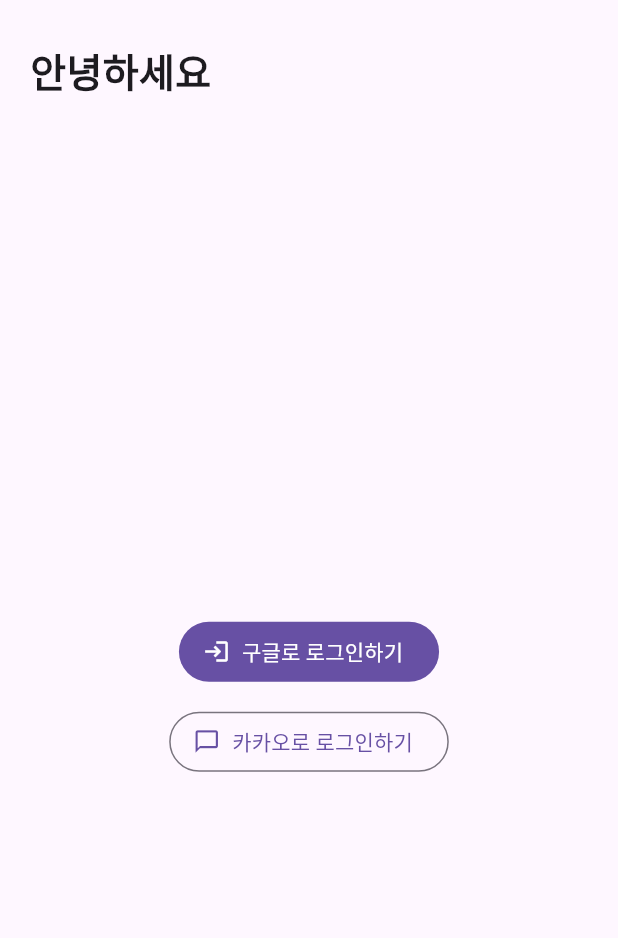
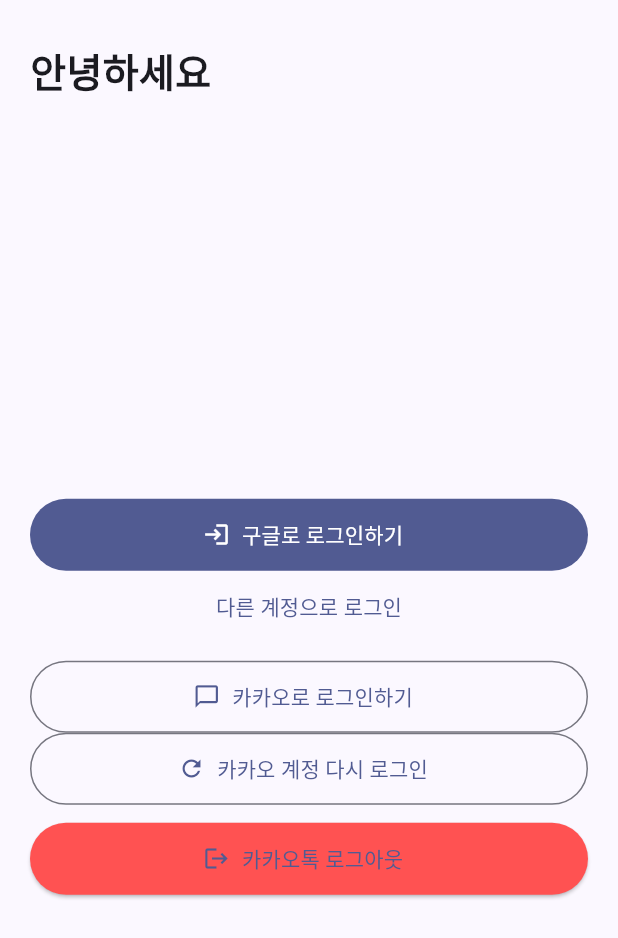
Before and after one commit to HLuKing/studytimer, a Flutter app: the LoginScreen screen opened directly, on a phone screen of 412 x 824 dp. Shown: the top 938 px of the screen. Run offline on Flutter 3.47's test engine with Material 3 defaults, Android fonts, the phone set to English and light mode, and no system bars; our stand-ins replace firebase_auth, firebase_core, google_sign_in; accounts and stored records are empty.

Commit message:
로그인 테스트 완료

```diff
--- a/lib/main.dart
+++ b/lib/main.dart
@@ -1,26 +1,30 @@
 import 'package:flutter/material.dart';
 import 'package:firebase_core/firebase_core.dart';
 import 'firebase_options.dart';
+import 'routes/app_router.dart';
 
 void main() async {
   WidgetsFlutterBinding.ensureInitialized();
   await Firebase.initializeApp(
     options: DefaultFirebaseOptions.currentPlatform,
   );
-  runApp(const MyApp());
+  runApp(const StardylogApp());
 }
 
-class MyApp extends StatelessWidget {
-  const MyApp({super.key});
+class StardylogApp extends StatelessWidget {
+  const StardylogApp({super.key});
 
   @override
   Widget build(BuildContext context) {
     return MaterialApp(
       title: 'stardylog',
-      theme: ThemeData(primarySwatch: Colors.blue),
-      home: const Scaffold(
-        body: Center(child: Text('Firebase 연결 성공!')),
+      debugShowCheckedModeBanner: false,
+      theme: ThemeData(
+        useMaterial3: true,
+        colorSchemeSeed: Colors.indigo,
       ),
+      onGenerateRoute: AppRouter.onGenerateRoute,
+      initialRoute: Routes.welcome,
     );
   }
 }
--- a/lib/screens/login_screen.dart
+++ b/lib/screens/login_screen.dart
@@ -4,18 +4,30 @@
 
 class LoginScreen extends StatefulWidget {
   const LoginScreen({super.key});
-  @override State<LoginScreen> createState() => _LoginScreenState();
+  @override
+  State<LoginScreen> createState() => _LoginScreenState();
 }
 
 class _LoginScreenState extends State<LoginScreen> {
   final _auth = AuthService();
-  bool _loading = false; String? _error;
+  bool _loading = false;
+  String? _error;
 
-  Future<void> _run(Future f) async {
-    setState(() { _loading = true; _error = null;});
-    try { await f; if (mounted) Navigator.pushReplacementNamed(context, Routes.home);}
-    catch (e) {setState(() => _error = '$e');}
-    finally {if(mounted) setState(() => _loading = false);}
+  Future<void> _run(Future fn) async {
+    setState(() { _loading = true; _error = null; });
+    try {
+      await fn;
+      if (mounted) {
+        Navigator.pushReplacementNamed(context, Routes.home);
+      }
+    } catch (e) {
+      setState(() {_error = '$e'; });
+      ScaffoldMessenger.of(context).showSnackBar(
+        SnackBar(content: Text('로그인 실패: $e')),
+      );
+    } finally {
+      if(mounted) setState(() { _loading = false; });
+    }
   }
 
   @override
@@ -27,27 +39,96 @@
           child: Column(
             crossAxisAlignment: CrossAxisAlignment.start,
             children: [
-              const Text('안녕하세요', style: TextStyle(fontSize: 26, fontWeight: FontWeight.w700)),
+              const Text('안녕하세요',
+                  style: TextStyle(fontSize: 26, fontWeight: FontWeight.w700)),
               const SizedBox(height: 40),
               Expanded(
                 child: Center(
                   child: ConstrainedBox(
                     constraints: const BoxConstraints(maxWidth: 420),
-                    child: Column(mainAxisSize: MainAxisSize.min, children: [
-                      if (_error != null) ...[
-                        Text(_error!, style: const TextStyle(color: Colors.red)), const SizedBox(height: 12),
-                      ],
-                      FilledButton.icon(
-                        onPressed: _loading ? null : () => _run(_auth.signInWithGoogle()),
-                        icon: const Icon(Icons.login), label: const Text('구글로 로그인하기'),
+                    child: Column(
+                      mainAxisSize: MainAxisSize.min,
+                      children: [
+                        if (_error != null) ...[
+                          Text(_error!, style: const TextStyle(color: Colors.red)),
+                          const SizedBox(height: 12),
+                        ],
+                        FilledButton.icon(
+                          onPressed: _loading
+                              ? null
+                              : () => _run(_auth.signInWithGoogle()),
+                          icon: const Icon(Icons.login),
+                          label: const Padding(
+                            padding: EdgeInsets.symmetric(vertical: 12),
+                            child: Text('구글로 로그인하기'),
+                          ),
+                          style: FilledButton.styleFrom(
+                            minimumSize: const Size.fromHeight(48),
+                          ),
+                        ),
+                        TextButton(
+                          onPressed: () async {
+                            await _auth.forceGoogleReauth();
+                            await _run(_auth.signInWithGoogle());
+                          },
+                          child: const Text('다른 계정으로 로그인'),
                         ),
                         const SizedBox(height: 12),
                         OutlinedButton.icon(
-                          onPressed: _loading ? null : () => _run(_auth.signInWithKakaoOIDC()),
-                          icon: const Icon(Icons.chat_bubble_outline), label: const Text('카카오로 로그인하기'),
+                          onPressed: _loading
+                              ? null
+                              : () => _run(_auth.signInWithKakaoOIDC()),
+                          icon: const Icon(Icons.chat_bubble_outline),
+                          label: const Padding(
+                            padding: EdgeInsets.symmetric(vertical: 12),
+                            child: Text('카카오로 로그인하기'),
+                          ),
+                          style: OutlinedButton.styleFrom(
+                            minimumSize: const Size.fromHeight(48),
+                          ),
                         ),
-                        if (_loading) ...[const SizedBox(height: 20), const CircularProgressIndicator()],
-                    ]),
+                        OutlinedButton.icon(
+                          onPressed: _loading
+                              ? null
+                              : () async {
+                                await _auth.forceKakaoReauth();
+                                await _run(_auth.signInWithKakaoOIDC());
+                              },
+                          icon: const Icon(Icons.refresh),
+                          label: const Padding(
+                            padding: EdgeInsets.symmetric(vertical: 12),
+                            child: Text('카카오 계정 다시 로그인'),
+                          ),
+                          style: OutlinedButton.styleFrom(
+                            minimumSize: const Size.fromHeight(48),
+                          ),
+                        ),
+
+                        const SizedBox(height: 12),
+
+                        ElevatedButton.icon(
+                          onPressed: _loading ? null : () async {
+                            await _auth.signOut();
+                            ScaffoldMessenger.of(context).showSnackBar(
+                              const SnackBar(content: Text('로그아웃 되었습니다.')),
+                            );
+                          },
+                          icon: const Icon(Icons.logout),
+                          label: const Padding(
+                            padding: EdgeInsets.symmetric(vertical: 12),
+                            child: Text('카카오톡 로그아웃'),
+                          ),
+                          style: ElevatedButton.styleFrom(
+                            minimumSize: const Size.fromHeight(48),
+                            backgroundColor: Colors.redAccent,
+                          ),
+                        ),
+                        if (_loading) ...[
+                          const SizedBox(height: 20),
+                          const CircularProgressIndicator()
+                        ],
+                      ],
+                    ),
                   ),
                 ),
               ),
--- a/pubspec.yaml
+++ b/pubspec.yaml
@@ -30,9 +30,9 @@
 dependencies:
   flutter:
     sdk: flutter
-  firebase_core: ^4.1.0
-  firebase_auth: ^6.0.2
-  google_sign_in: ^7.1.1
+  firebase_core: ^3.4.0
+  firebase_auth: ^5.2.1
+  google_sign_in: ^6.2.1
 
   # The following adds the Cupertino Icons font to your application.
   # Use with the CupertinoIcons class for iOS style icons.
```
Also changed, not shown: lib/screens/home_screen.dart (+22 -9 lines), lib/screens/welcome_screen.dart (+16 -5 lines), lib/services/auth_service.dart (+73 -0 lines), flutter_01.png (added), pubspec.lock, 1 other file.
